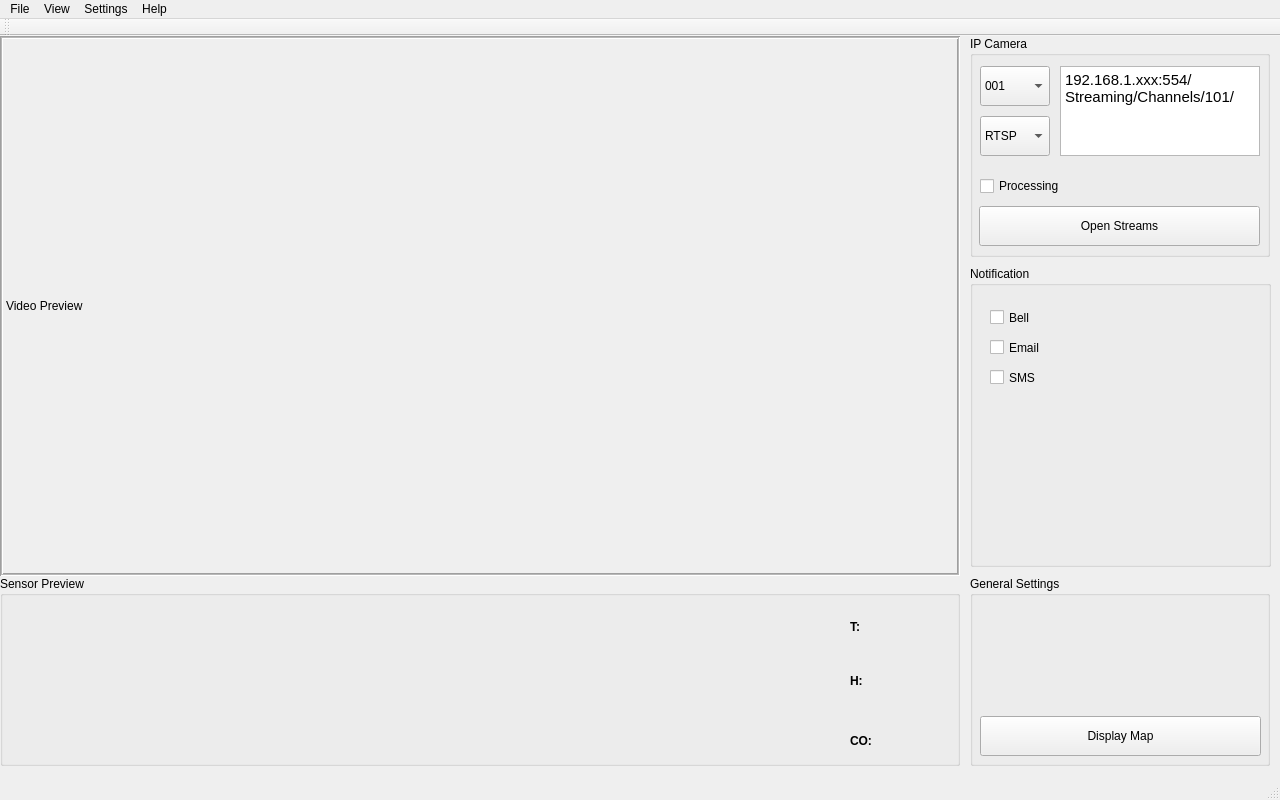
Before: the Qt Designer form apps-python/cam-station/mainwindow.ui in quachconghoang/iot-base, drawn with Qt 5.
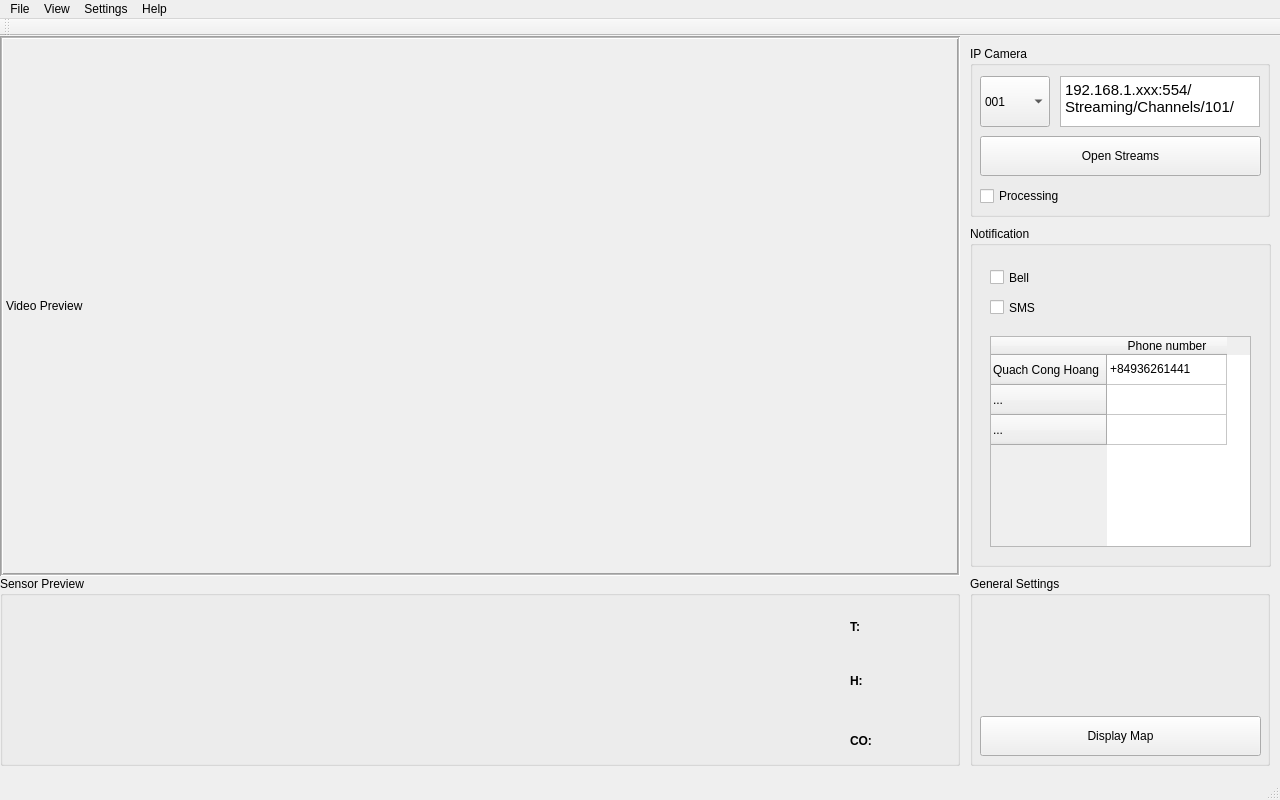
After: the same form once the commit is applied.

The edit to the form file:
```diff
--- a/apps-python/cam-station/mainwindow.ui
+++ b/apps-python/cam-station/mainwindow.ui
@@ -61,9 +61,9 @@
     <property name="geometry">
      <rect>
       <x>970</x>
-      <y>0</y>
+      <y>10</y>
       <width>300</width>
-      <height>221</height>
+      <height>171</height>
      </rect>
     </property>
     <property name="title">
@@ -72,8 +72,8 @@
     <widget class="QPushButton" name="pushBtn_Video">
      <property name="geometry">
       <rect>
-       <x>9</x>
-       <y>170</y>
+       <x>10</x>
+       <y>90</y>
        <width>281</width>
        <height>40</height>
       </rect>
@@ -85,26 +85,6 @@
       <bool>false</bool>
      </property>
     </widget>
-    <widget class="QComboBox" name="box_protocol">
-     <property name="geometry">
-      <rect>
-       <x>10</x>
-       <y>80</y>
-       <width>70</width>
-       <height>40</height>
-      </rect>
-     </property>
-     <item>
-      <property name="text">
-       <string>RTSP</string>
-      </property>
-     </item>
-     <item>
-      <property name="text">
-       <string>HTTPS</string>
-      </property>
-     </item>
-    </widget>
     <widget class="QCheckBox" name="check_proc">
      <property name="geometry">
       <rect>
@@ -124,7 +104,7 @@
        <x>10</x>
        <y>30</y>
        <width>70</width>
-       <height>40</height>
+       <height>51</height>
       </rect>
      </property>
      <item>
@@ -154,7 +134,7 @@
        <x>90</x>
        <y>30</y>
        <width>200</width>
-       <height>90</height>
+       <height>51</height>
       </rect>
      </property>
      <property name="html">
@@ -279,9 +259,9 @@
     <property name="geometry">
      <rect>
       <x>970</x>
-      <y>230</y>
+      <y>190</y>
       <width>301</width>
-      <height>301</height>
+      <height>341</height>
      </rect>
     </property>
     <property name="title">
@@ -300,24 +280,11 @@
       <string>Bell</string>
      </property>
     </widget>
-    <widget class="QCheckBox" name="checkBox_Email">
-     <property name="geometry">
-      <rect>
-       <x>20</x>
-       <y>70</y>
-       <width>92</width>
-       <height>23</height>
-      </rect>
-     </property>
-     <property name="text">
-      <string>Email</string>
-     </property>
-    </widget>
     <widget class="QCheckBox" name="cB_SMS">
      <property name="geometry">
       <rect>
        <x>20</x>
-       <y>100</y>
+       <y>70</y>
        <width>92</width>
        <height>23</height>
       </rect>
@@ -326,6 +293,55 @@
       <string>SMS</string>
      </property>
     </widget>
+    <widget class="QTableWidget" name="tableWidget">
+     <property name="geometry">
+      <rect>
+       <x>20</x>
+       <y>110</y>
+       <width>261</width>
+       <height>211</height>
+      </rect>
+     </property>
+     <property name="showGrid">
+      <bool>true</bool>
+     </property>
+     <attribute name="horizontalHeaderCascadingSectionResizes">
+      <bool>false</bool>
+     </attribute>
+     <attribute name="horizontalHeaderDefaultSectionSize">
+      <number>120</number>
+     </attribute>
+     <row>
+      <property name="text">
+       <string>Quach Cong Hoang</string>
+      </property>
+     </row>
+     <row>
+      <property name="text">
+       <string>...</string>
+      </property>
+     </row>
+     <row>
+      <property name="text">
+       <string>...</string>
+      </property>
+     </row>
+     <column>
+      <property name="text">
+       <string>Phone number</string>
+      </property>
+     </column>
+     <item row="0" column="0">
+      <property name="text">
+       <string>+84936261441</string>
+      </property>
+     </item>
+     <item row="1" column="0">
+      <property name="text">
+       <string/>
+      </property>
+     </item>
+    </widget>
    </widget>
   </widget>
   <widget class="QMenuBar" name="menuBar">
```
Left out of the diff: 2 changed lines with no effect on the pictures.
